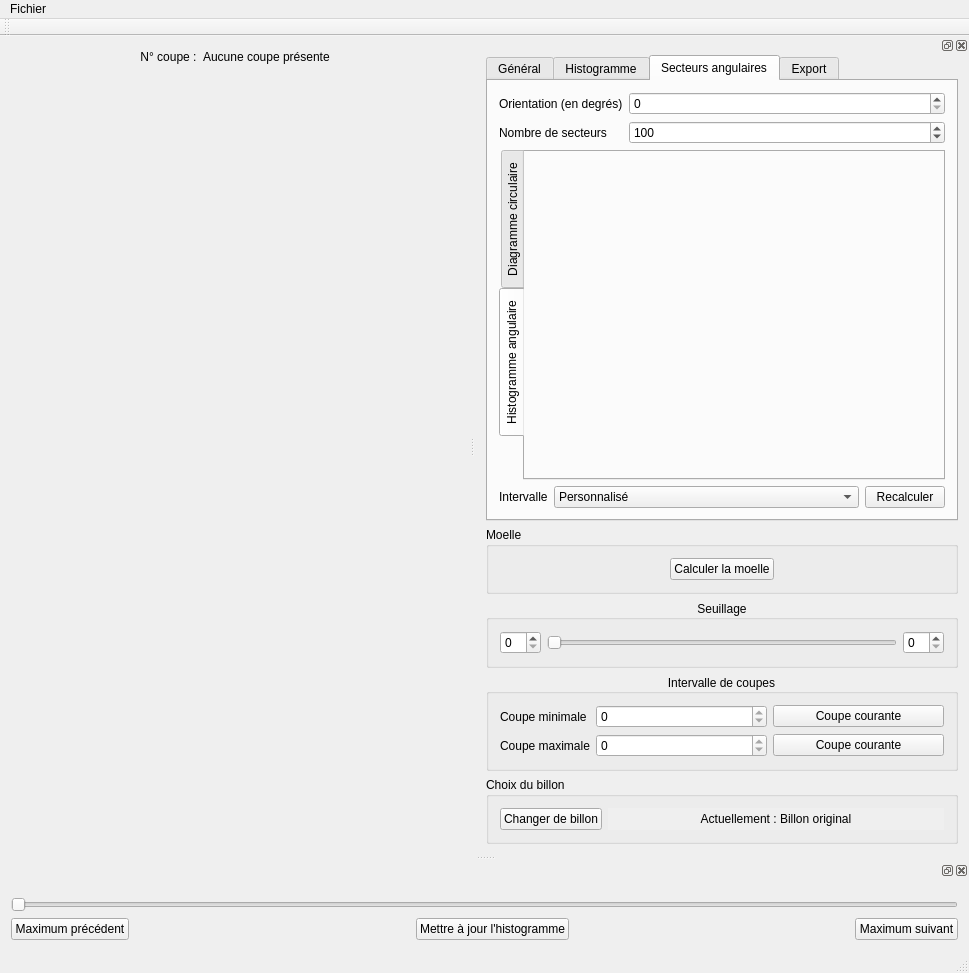
akrah/TKDetection, file ui/mainwindow.ui: the form before one commit.
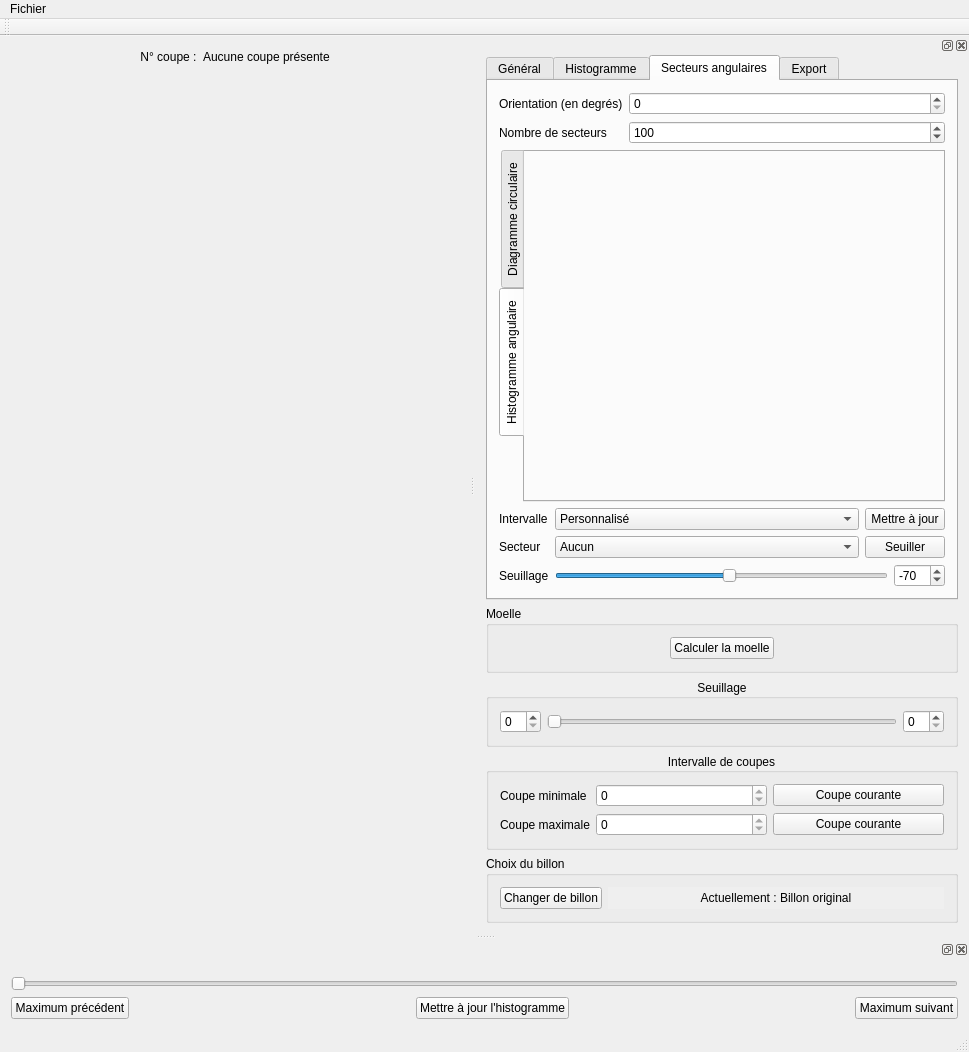
The form after the commit. Custom widgets are drawn as their Qt base class.

Commit message: Ajout du seuillage sur les secteurs selectionnées.

```diff
--- a/ui/mainwindow.ui
+++ b/ui/mainwindow.ui
@@ -7,7 +7,7 @@
     <x>0</x>
     <y>0</y>
     <width>969</width>
-    <height>973</height>
+    <height>1052</height>
    </rect>
   </property>
   <property name="windowTitle">
@@ -105,7 +105,7 @@
            <x>0</x>
            <y>0</y>
            <width>454</width>
-           <height>719</height>
+           <height>798</height>
           </rect>
          </property>
          <layout class="QHBoxLayout" name="horizontalLayout_8">
@@ -172,7 +172,7 @@
    <property name="minimumSize">
     <size>
      <width>494</width>
-     <height>767</height>
+     <height>846</height>
     </size>
    </property>
    <property name="floating">
@@ -995,14 +995,11 @@
           </widget>
          </item>
          <item>
-          <layout class="QHBoxLayout" name="horizontalLayout_15">
-           <property name="rightMargin">
-            <number>0</number>
-           </property>
+          <layout class="QGridLayout" name="gridLayout_2">
            <property name="bottomMargin">
             <number>0</number>
            </property>
-           <item>
+           <item row="0" column="0">
             <widget class="QLabel" name="label_28">
              <property name="sizePolicy">
               <sizepolicy hsizetype="Maximum" vsizetype="Preferred">
@@ -1015,28 +1012,120 @@
              </property>
             </widget>
            </item>
-           <item>
-            <widget class="QComboBox" name="_comboSelectInterval">
+           <item row="0" column="1">
+            <layout class="QHBoxLayout" name="horizontalLayout_15">
+             <property name="rightMargin">
+              <number>0</number>
+             </property>
+             <property name="bottomMargin">
+              <number>0</number>
+             </property>
              <item>
-              <property name="text">
-               <string>Personnalisé</string>
-              </property>
+              <widget class="QComboBox" name="_comboSelectSliceInterval">
+               <item>
+                <property name="text">
+                 <string>Personnalisé</string>
+                </property>
+               </item>
+              </widget>
              </item>
-            </widget>
+             <item>
+              <widget class="QPushButton" name="_buttonSelectSliceIntervalUpdate">
+               <property name="sizePolicy">
+                <sizepolicy hsizetype="Maximum" vsizetype="Fixed">
+                 <horstretch>0</horstretch>
+                 <verstretch>0</verstretch>
+                </sizepolicy>
+               </property>
+               <property name="text">
+                <string>Mettre à jour</string>
+               </property>
+              </widget>
+             </item>
+            </layout>
            </item>
-           <item>
-            <widget class="QPushButton" name="_buttonSelectIntervalUpdate">
+           <item row="1" column="0">
+            <widget class="QLabel" name="label_4">
              <property name="sizePolicy">
-              <sizepolicy hsizetype="Maximum" vsizetype="Fixed">
+              <sizepolicy hsizetype="Maximum" vsizetype="Preferred">
                <horstretch>0</horstretch>
                <verstretch>0</verstretch>
               </sizepolicy>
              </property>
              <property name="text">
-              <string>Recalculer</string>
+              <string>Secteur</string>
              </property>
             </widget>
            </item>
+           <item row="1" column="1">
+            <layout class="QHBoxLayout" name="horizontalLayout_16">
+             <property name="bottomMargin">
+              <number>0</number>
+             </property>
+             <item>
+              <widget class="QComboBox" name="_comboSelectSectorInterval">
+               <item>
+                <property name="text">
+                 <string>Aucun</string>
+                </property>
+               </item>
+              </widget>
+             </item>
+             <item>
+              <widget class="QPushButton" name="_buttonSelectSectorIntervalThresholding">
+               <property name="sizePolicy">
+                <sizepolicy hsizetype="Maximum" vsizetype="Fixed">
+                 <horstretch>0</horstretch>
+                 <verstretch>0</verstretch>
+                </sizepolicy>
+               </property>
+               <property name="text">
+                <string>Seuiller</string>
+               </property>
+              </widget>
+             </item>
+            </layout>
+           </item>
+           <item row="2" column="0">
+            <widget class="QLabel" name="label_6">
+             <property name="text">
+              <string>Seuillage</string>
+             </property>
+            </widget>
+           </item>
+           <item row="2" column="1">
+            <layout class="QHBoxLayout" name="horizontalLayout_17">
+             <item>
+              <widget class="QSlider" name="_sliderSectorThresholding">
+               <property name="minimum">
+                <number>-700</number>
+               </property>
+               <property name="maximum">
+                <number>500</number>
+               </property>
+               <property name="value">
+                <number>-70</number>
+               </property>
+               <property name="orientation">
+                <enum>Qt::Horizontal</enum>
+               </property>
+              </widget>
+             </item>
+             <item>
+              <widget class="QSpinBox" name="_spinSectorThresholding">
+               <property name="minimum">
+                <number>-700</number>
+               </property>
+               <property name="maximum">
+                <number>500</number>
+               </property>
+               <property name="value">
+                <number>-70</number>
+               </property>
+              </widget>
+             </item>
+            </layout>
+           </item>
           </layout>
          </item>
         </layout>
@@ -1214,9 +1303,6 @@
         <set>Qt::AlignCenter</set>
        </property>
        <layout class="QFormLayout" name="formLayout_3">
-        <property name="fieldGrowthPolicy">
-         <enum>QFormLayout::AllNonFixedFieldsGrow</enum>
-        </property>
         <item row="0" column="0">
          <widget class="QLabel" name="label_7">
           <property name="text">
```
Left out of the diff: 10 changed lines with no effect on the pictures. The commit also changes 7 other files.
